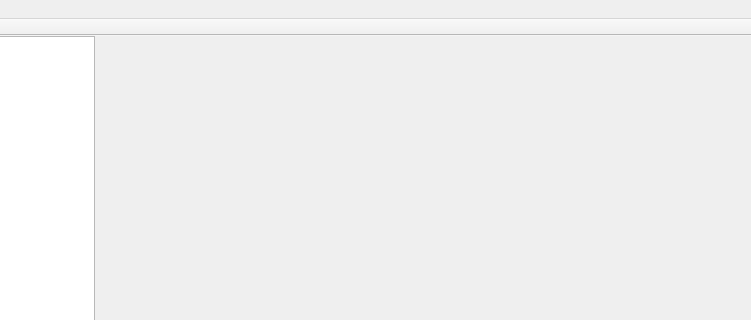
Qt form mainwindow.ui (carlosv14/OrganizacionDeArchivos) before a commit; both pictures show x 126 to 877 and y 0 to 320 of the 877 by 535 pixel window.
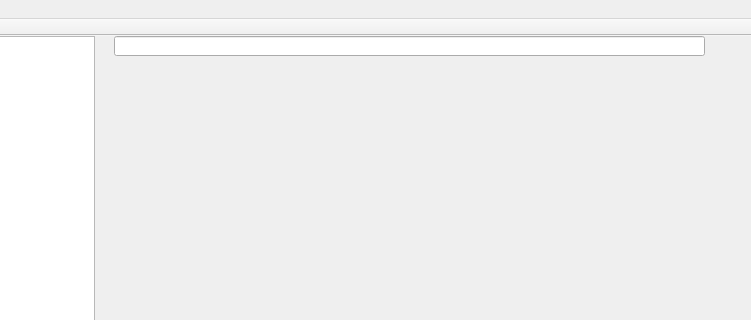
The same form after that commit.

What changed in the file:
```diff
--- a/mainwindow.ui
+++ b/mainwindow.ui
@@ -18,9 +18,9 @@
     <property name="geometry">
      <rect>
       <x>250</x>
-      <y>0</y>
+      <y>40</y>
       <width>611</width>
-      <height>461</height>
+      <height>421</height>
      </rect>
     </property>
     <widget class="QWidget" name="page"/>
@@ -57,6 +57,16 @@
      <string>Guardar Tabla</string>
     </property>
    </widget>
+   <widget class="QLineEdit" name="lineEdit">
+    <property name="geometry">
+     <rect>
+      <x>240</x>
+      <y>0</y>
+      <width>591</width>
+      <height>20</height>
+     </rect>
+    </property>
+   </widget>
   </widget>
   <widget class="QMenuBar" name="menuBar">
    <property name="geometry">
```
Left out of the diff: 3 changed lines with no effect on the pictures.
